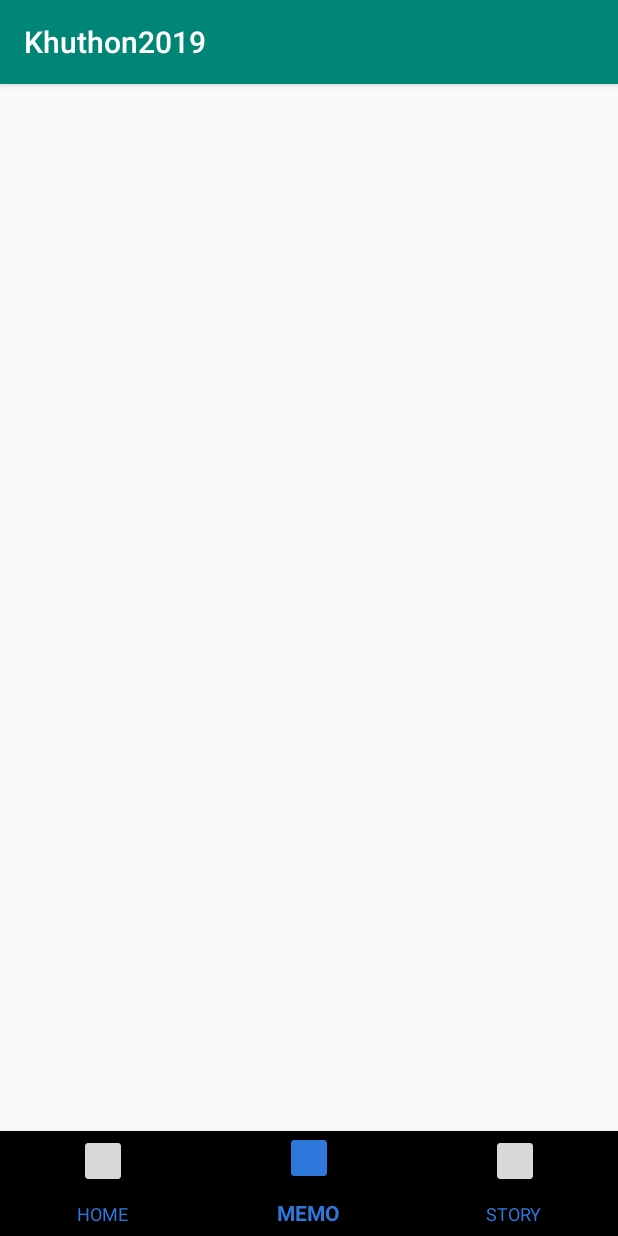
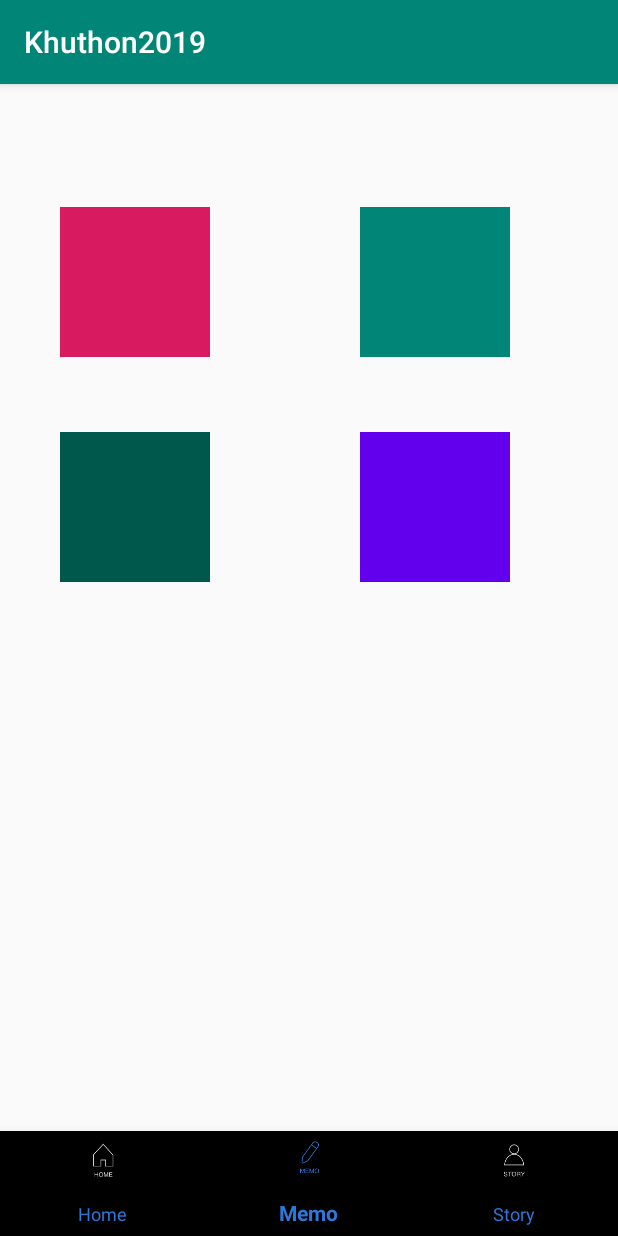
Before and after one commit to mtw9411/2019_Khuthon, an Android app: the screen it shows after launch (MainActivity), item 2 of the bottom bar chosen, on a phone screen of 412 x 824 dp. Run offline under Robolectric (Android 15) with nearby library versions, the phone set to English and light mode, and no system bars.

Commit message:
메모부분 프레그먼트 연결

```diff
--- a/Khuthon2019/app/src/main/AndroidManifest.xml
+++ b/Khuthon2019/app/src/main/AndroidManifest.xml
@@ -9,7 +9,11 @@
         android:roundIcon="@mipmap/ic_launcher_round"
         android:supportsRtl="true"
         android:theme="@style/AppTheme">
-        <activity android:name=".navi_story"></activity>
+        <activity android:name=".memo4"></activity>
+        <activity android:name=".memo3" />
+        <activity android:name=".memo2" />
+        <activity android:name=".memo1" />
+        <activity android:name=".navi_story" />
         <activity android:name=".navi_memo" />
         <activity android:name=".navi_home" />
         <activity android:name=".MainActivity">
--- a/Khuthon2019/app/src/main/java/com/smartoc/khuthon2019/MainActivity.java
+++ b/Khuthon2019/app/src/main/java/com/smartoc/khuthon2019/MainActivity.java
@@ -17,6 +17,11 @@ public class MainActivity extends AppCompatActivity {
     private navi_home navi_home = new navi_home();
     private navi_memo navi_memo = new navi_memo();
     private navi_story navi_story = new navi_story();
+    private memo1 memo1 = new memo1();
+    private memo2 memo2 = new memo2();
+    private memo3 memo3 = new memo3();
+    private memo4 memo4 = new memo4();
+
     private BottomNavigationView bottom_navi;
 
     @Override
@@ -75,4 +80,19 @@ public class MainActivity extends AppCompatActivity {
                 break;
         }
     }
+
+    public void onFragmentchange_memo(int index){
+        if (index ==1){
+            getSupportFragmentManager().beginTransaction().replace(R.id.Frame_navi, memo1).commit();
+        }
+        else if (index ==2){
+            getSupportFragmentManager().beginTransaction().replace(R.id.Frame_navi, memo2).commit();
+        }
+        else if (index ==3){
+            getSupportFragmentManager().beginTransaction().replace(R.id.Frame_navi, memo3).commit();
+        }
+        else if (index ==4){
+            getSupportFragmentManager().beginTransaction().replace(R.id.Frame_navi, memo4).commit();
+        }
+    }
 }
--- a/Khuthon2019/app/src/main/java/com/smartoc/khuthon2019/navi_memo.java
+++ b/Khuthon2019/app/src/main/java/com/smartoc/khuthon2019/navi_memo.java
@@ -3,13 +3,24 @@ package com.smartoc.khuthon2019;
 import android.support.annotation.NonNull;
 import android.support.annotation.Nullable;
 import android.support.v4.app.Fragment;
+import android.support.v4.app.FragmentManager;
+import android.support.v4.app.FragmentTransaction;
 import android.support.v7.app.AppCompatActivity;
 import android.os.Bundle;
 import android.view.LayoutInflater;
 import android.view.View;
 import android.view.ViewGroup;
+import android.widget.ImageView;
 
 public class navi_memo extends Fragment {
+
+    private ImageView checklist;
+    private ImageView plan;
+    private ImageView things;
+    private ImageView food;
+    private FragmentManager fragmentManager;
+    private FragmentTransaction fragmentTransaction;
+    private MainActivity mainActivity;
 
     @Override
     public void onCreate(Bundle savedInstanceState) {
@@ -21,6 +32,52 @@ public class navi_memo extends Fragment {
     public View onCreateView(@NonNull LayoutInflater inflater, @Nullable ViewGroup container, @Nullable Bundle savedInstanceState) {
         ViewGroup view = (ViewGroup) inflater.inflate(R.layout.activity_navi_memo, container, false);
 
+        checklist = view.findViewById(R.id.memo_checklist);
+        plan = view.findViewById(R.id.memo_plan);
+        things = view.findViewById(R.id.memo_things);
+        food = view.findViewById(R.id.memo_food);
+
+        checklist.setClickable(true);
+        plan.setClickable(true);
+        things.setClickable(true);
+        food.setClickable(true);
+
+
+
+        checklist.setOnClickListener(new View.OnClickListener() {
+            @Override
+            public void onClick(View v) {
+                mainActivity = (MainActivity) getActivity();
+                mainActivity.onFragmentchange_memo(1);
+            }
+        });
+
+        plan.setOnClickListener(new View.OnClickListener() {
+            @Override
+            public void onClick(View v) {
+                mainActivity = (MainActivity) getActivity();
+                mainActivity.onFragmentchange_memo(2);
+            }
+        });
+
+        things.setOnClickListener(new View.OnClickListener() {
+            @Override
+            public void onClick(View v) {
+                mainActivity = (MainActivity) getActivity();
+                mainActivity.onFragmentchange_memo(3);
+            }
+        });
+
+        food.setOnClickListener(new View.OnClickListener() {
+            @Override
+            public void onClick(View v) {
+                mainActivity = (MainActivity) getActivity();
+                mainActivity.onFragmentchange_memo(4);
+            }
+        });
+
+
+
         return view;
     }
 }
--- a/Khuthon2019/app/src/main/res/layout/activity_navi_memo.xml
+++ b/Khuthon2019/app/src/main/res/layout/activity_navi_memo.xml
@@ -6,4 +6,43 @@
     android:layout_height="match_parent"
     tools:context=".navi_memo">
 
+    <ImageView
+        android:id="@+id/memo_checklist"
+        android:layout_width="100dp"
+        android:layout_height="100dp"
+        android:layout_marginStart="40dp"
+        android:layout_marginLeft="40dp"
+        android:layout_marginTop="82dp"
+        android:src="@color/colorAccent"
+        app:layout_constraintStart_toStartOf="parent"
+        app:layout_constraintTop_toTopOf="parent" />
+
+    <ImageView
+        android:id="@+id/memo_plan"
+        android:layout_width="100dp"
+        android:layout_height="100dp"
+        android:layout_marginStart="100dp"
+        android:layout_marginLeft="100dp"
+        android:src="@color/colorPrimary"
+        app:layout_constraintStart_toEndOf="@+id/memo_checklist"
+        app:layout_constraintTop_toTopOf="@+id/memo_checklist" />
+
+    <ImageView
+        android:id="@+id/memo_things"
+        android:layout_width="100dp"
+        android:layout_height="100dp"
+        android:layout_marginTop="50dp"
+        android:src="@color/colorPrimaryDark"
+        app:layout_constraintStart_toStartOf="@+id/memo_checklist"
+        app:layout_constraintTop_toBottomOf="@+id/memo_checklist" />
+
+    <ImageView
+        android:id="@+id/memo_food"
+        android:layout_width="100dp"
+        android:layout_height="100dp"
+        android:layout_marginStart="100dp"
+        android:layout_marginLeft="100dp"
+        android:src="@color/design_default_color_primary"
+        app:layout_constraintStart_toEndOf="@+id/memo_things"
+        app:layout_constraintTop_toTopOf="@+id/memo_things" />
 </android.support.constraint.ConstraintLayout>
--- a/Khuthon2019/app/src/main/res/menu/bottombar_menu.xml
+++ b/Khuthon2019/app/src/main/res/menu/bottombar_menu.xml
@@ -4,20 +4,20 @@
 
     <item
         android:id="@+id/menuitem_bottombar_home"
-        android:icon="@mipmap/ic_launcher_round"
-        android:title="HOME"
+        android:icon="@mipmap/home_navi"
+        android:title="Home"
         app:showAsAction="ifRoom" />
 
     <item
         android:id="@+id/menuitem_bottombar_memo"
-        android:icon="@mipmap/ic_launcher_round"
-        android:title="MEMO"
+        android:icon="@mipmap/memo_navi"
+        android:title="Memo"
         app:showAsAction="ifRoom"
         />
 
     <item
         android:id="@+id/menuitem_bottombar_story"
-        android:icon="@mipmap/ic_launcher_round"
-        android:title="STORY"
+        android:icon="@mipmap/story_navi"
+        android:title="Story"
         app:showAsAction="ifRoom"/>
 </menu>
```
Also changed, not shown: Khuthon2019/app/src/main/java/com/smartoc/khuthon2019/memo1.java (added, +26 -0 lines), Khuthon2019/app/src/main/java/com/smartoc/khuthon2019/memo2.java (added, +27 -0 lines), Khuthon2019/app/src/main/java/com/smartoc/khuthon2019/memo3.java (added, +26 -0 lines), Khuthon2019/app/src/main/java/com/smartoc/khuthon2019/memo4.java (added, +27 -0 lines), Khuthon2019/app/src/main/res/layout/activity_memo1.xml (added, +9 -0 lines), Khuthon2019/app/src/main/res/layout/activity_memo2.xml (added, +9 -0 lines), Khuthon2019/app/src/main/res/layout/activity_memo3.xml (added, +9 -0 lines), Khuthon2019/app/src/main/res/layout/activity_memo4.xml (added, +9 -0 lines), Khuthon2019/app/src/main/res/mipmap-xxhdpi/home_navi.png (added), Khuthon2019/app/src/main/res/mipmap-xxhdpi/memo_navi.png (added), Khuthon2019/app/src/main/res/mipmap-xxhdpi/story_navi.png (added), 1 other file.
